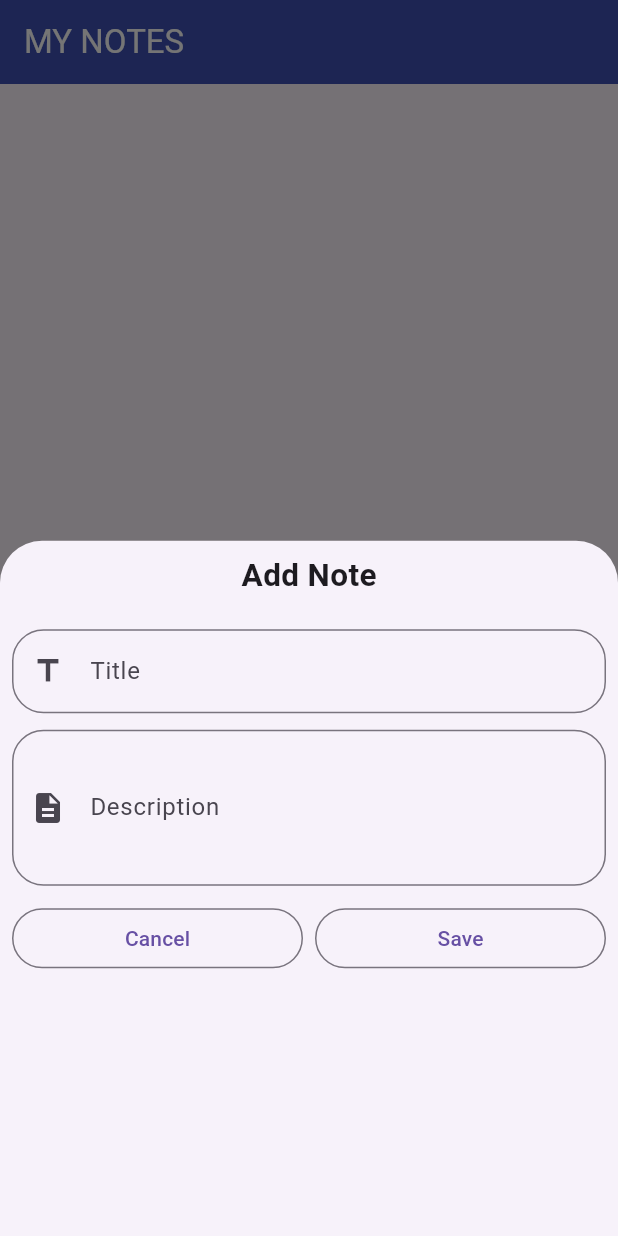
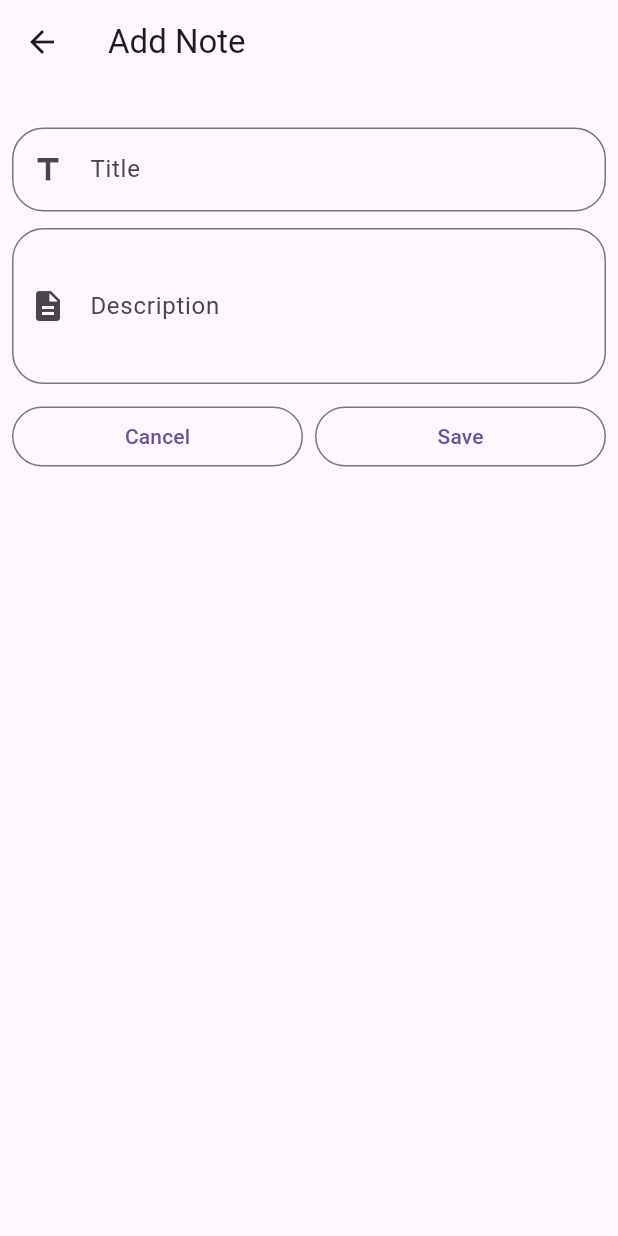
Before and after one commit to AbhishekShedge2004/notes_app, a Flutter app: the screen it shows after launch, after a tap on "Add First Note", on a phone screen of 412 x 824 dp. Run offline on Flutter 3.47's test engine with Material 3 defaults, Android fonts, the phone set to English and light mode, and no system bars; our stand-ins replace sqflite; accounts and stored records are empty.

Commit message:
note app with provider

```diff
--- /dev/null
+++ b/lib/add_note_page.dart
@@ -0,0 +1,107 @@
+import "package:database_sqflite/db_helper.dart";
+import "package:database_sqflite/db_provider.dart";
+import "package:flutter/material.dart";
+import "package:provider/provider.dart";
+class AddNotePage extends StatelessWidget{
+  bool isUpdate;
+  int id;
+  String title;
+  String desc;
+  DBHelper dbHelper = DBHelper.getInstance();
+  TextEditingController titleController = TextEditingController();
+  TextEditingController descController = TextEditingController();
+
+  AddNotePage({this.isUpdate = false, this.id = 0, this.title = "", this.desc = ""});
+
+  @override
+  Widget build(BuildContext context){
+
+    if(isUpdate){
+      titleController.text = title;
+      descController.text = desc;
+    }
+
+    return Scaffold(
+      appBar: AppBar(
+        title:   Text(
+          isUpdate ? "Update Note" : "Add Note",
+        ),
+      ),
+      body: Container(
+        width: double.infinity,
+        padding: EdgeInsets.all(8),
+        child: Column(
+          children: [
+            SizedBox(height: 21),
+            TextField(
+              controller: titleController,
+              decoration: InputDecoration(
+                border: OutlineInputBorder(
+                  borderRadius: BorderRadius.circular(21),
+                ),
+                prefixIcon: Icon(Icons.title),
+                hintText: "Enter Note Title",
+                label: Text("Title"),
+              ),
+            ),
+            SizedBox(height: 11),
+            TextField(
+              controller: descController,
+              maxLines: 3,
+              decoration: InputDecoration(
+                border: OutlineInputBorder(
+                  borderRadius: BorderRadius.circular(21),
+                ),
+                hintText: "Enter Note Description",
+                label: Text("Description"),
+                prefixIcon: Icon(Icons.description),
+              ),
+            ),
+            SizedBox(height: 11),
+            Row(
+              children: [
+                Expanded(
+                  child: OutlinedButton(
+                    onPressed: () {
+
+                      Navigator.pop(context);
+
+                    },
+                    child: Text("Cancel"),
+                  ),
+                ),
+                SizedBox(width: 8),
+                Expanded(
+                  child: OutlinedButton(
+                    onPressed: () async {
+                      if (isUpdate) {
+                        context.read<DBProvider>().updateNote(
+                            mTitle: titleController.text,
+                            mDesc: descController.text,
+                            mCreatedAt: DateTime.now().millisecondsSinceEpoch.toString(),
+                            mId: id
+                        );
+
+                      } else {
+                        context.read<DBProvider>().addNote(
+                          mTitle: titleController.text,
+                          mDesc: descController.text,
+                          mCreatedAt: DateTime.now().millisecondsSinceEpoch.toString()
+                        );
+                      }
+                      Navigator.pop(context);
+
+                    },
+                    child: Text(isUpdate ? "Update" : "Save"),
+                  ),
+                ),
+              ],
+            ),
+          ],
+        ),
+      ),
+
+    );
+  }
+
+}
--- a/lib/db_helper.dart
+++ b/lib/db_helper.dart
@@ -8,8 +8,10 @@ class DBHelper{
   //1. creating a private constructor
   DBHelper._();
 
+  static final DBHelper _instance = DBHelper._();
+
   //2. globally distribute
-  static DBHelper getInstance() => DBHelper._();
+  static DBHelper getInstance() => _instance;
 
   Database? mDB;
 
@@ -53,7 +55,7 @@ class DBHelper{
   Future<List<Map<String, dynamic>>> getAllNotes() async{
     Database db = await getDB();
 
-    List<Map<String, dynamic>> mData = await db.query(TABLE_NOTE_NAME);
+    List<Map<String, dynamic>> mData = await db.query(TABLE_NOTE_NAME, );
 
     return mData;
   }
--- /dev/null
+++ b/lib/db_provider.dart
@@ -0,0 +1,58 @@
+import 'package:database_sqflite/db_helper.dart';
+import 'package:flutter/material.dart';
+
+class DBProvider extends ChangeNotifier{
+
+  DBHelper dbHelper;
+  DBProvider({required this.dbHelper});
+
+
+  //data
+  List<Map<String,dynamic>> _mData = [];
+
+  //insert
+  void addNote({required String mTitle, required String mDesc, required String mCreatedAt}) async{
+    bool check = await dbHelper.addNote(
+        title: mTitle,
+        desc: mDesc,
+        createdAt: mCreatedAt
+    );
+    if(check){
+      _mData = await dbHelper.getAllNotes();
+      notifyListeners();
+    }
+  }
+
+  List<Map<String,dynamic>> getAllNotes() => _mData;
+
+  //fetch initial notes
+  void getInitialNotes() async{
+    _mData = await dbHelper.getAllNotes();
+    notifyListeners();
+  }
+
+  void updateNote({required String mTitle, required String mDesc, required String mCreatedAt, required int mId}) async{
+    bool check = await dbHelper.updateNote(
+        updatedTitle: mTitle,
+        updatedDesc: mDesc,
+        updatedAt: mCreatedAt,
+        id: mId
+    );
+    if(check){
+      _mData = await dbHelper.getAllNotes();
+      notifyListeners();
+    }
+  }
+
+  void deleteNote({required int mId}) async{
+    bool check = await dbHelper.deleteNote(id: mId);
+    if(check){
+      _mData = await dbHelper.getAllNotes();
+      notifyListeners();
+    }
+  }
+
+
+
+
+}
--- a/lib/home_page.dart
+++ b/lib/home_page.dart
@@ -1,38 +1,30 @@
+import "package:database_sqflite/add_note_page.dart";
 import "package:database_sqflite/db_helper.dart";
+import "package:database_sqflite/db_provider.dart";
 import "package:flutter/material.dart";
 import "package:intl/intl.dart";
+import "package:provider/provider.dart";
 import "package:sqflite/sqflite.dart";
 
-class HomePage extends StatefulWidget {
-  State<HomePage> createState() => _HomePageState();
-}
-
-class _HomePageState extends State<HomePage> {
-  @override
-  void initState() {
-    super.initState();
-    getMyNotes();
-  }
+class HomePage extends StatelessWidget {
 
   List<Map<String, dynamic>> allNotes = [];
-  DBHelper dbHelper = DBHelper.getInstance();
-  TextEditingController titleController = TextEditingController();
-  TextEditingController descController = TextEditingController();
   DateFormat mFormat = DateFormat.yMd();
 
   @override
   Widget build(BuildContext context) {
 
-
+    context.read<DBProvider>().getInitialNotes();
 
     return Scaffold(
       appBar: AppBar(
         title: Text("MY NOTES"),
         backgroundColor: Colors.indigo,
         foregroundColor: Colors.white,
-        actions: [],
       ),
-      body: allNotes.isNotEmpty
+      body: Consumer<DBProvider>(builder: (_, provider, __){
+        allNotes = provider.getAllNotes();
+        return allNotes.isNotEmpty
             ? ListView.builder(
           itemCount: allNotes.length,
           itemBuilder: (context, index) {
@@ -40,42 +32,27 @@ class _HomePageState extends State<HomePage> {
               title: Row(
                 mainAxisAlignment: MainAxisAlignment.spaceBetween,
                 children: [
-                      Text(allNotes[index][DBHelper.COLUMN_NOTE_TITLE]),
-                      Text(mFormat.format(DateTime.fromMillisecondsSinceEpoch(int.parse(allNotes[index][DBHelper.COLUMN_NOTE_CREATE_AT]))), style: TextStyle(fontSize: 10),)
+                  Expanded(child: Text(allNotes[index][DBHelper.COLUMN_NOTE_TITLE], overflow: TextOverflow.ellipsis, maxLines: 2,)),
+                  Text(mFormat.format(DateTime.fromMillisecondsSinceEpoch(int.parse(allNotes[index][DBHelper.COLUMN_NOTE_CREATE_AT]))), style: TextStyle(fontSize: 10), )
                 ],
               ),
-                  subtitle: Text(allNotes[index][DBHelper.COLUMN_NOTE_DESC]),
+              subtitle: Text(allNotes[index][DBHelper.COLUMN_NOTE_DESC], maxLines: 3, overflow: TextOverflow.ellipsis,),
               trailing: Row(
                 mainAxisSize: MainAxisSize.min,
                 children: [
                   IconButton(
                     onPressed: () {
-                          titleController.text =
-                              allNotes[index][DBHelper.COLUMN_NOTE_TITLE];
-                          descController.text =
-                              allNotes[index][DBHelper.COLUMN_NOTE_DESC];
-                          showModalBottomSheet(
-                            context: context,
-                            builder: (context) {
-                              return getBottomSheetUi(
-                                isUpdate: true,
-                                id: allNotes[index][DBHelper.COLUMN_NOTE_ID],
-                              );
-                            },
-                            isDismissible: false,
-                            enableDrag: false
-                          );
+                      var title = allNotes[index][DBHelper.COLUMN_NOTE_TITLE];
+                      var desc = allNotes[index][DBHelper.COLUMN_NOTE_DESC];
+                      Navigator.push(context, MaterialPageRoute(builder: (context) => AddNotePage(isUpdate: true, id: allNotes[index][DBHelper.COLUMN_NOTE_ID], title: title, desc: desc,),));
+
                     },
                     icon: Icon(Icons.edit),
                   ),
                   IconButton(
                     onPressed: () async {
-                          bool check = await dbHelper.deleteNote(
-                            id: allNotes[index][DBHelper.COLUMN_NOTE_ID],
-                          );
-                          if (check) {
-                            getMyNotes();
-                          }
+                      context.read<DBProvider>().deleteNote(mId: allNotes[index][DBHelper.COLUMN_NOTE_ID]);
+
                     },
                     icon: Icon(Icons.delete, color: Colors.red),
                   ),
@@ -92,36 +69,20 @@ class _HomePageState extends State<HomePage> {
                 Text("No Notes yet"),
                 OutlinedButton(
                   onPressed: () {
-                        showModalBottomSheet(
-                          context: context,
-                          builder: (context) {
-                            return getBottomSheetUi();
-                          },
-                          isDismissible: false,
-                          enableDrag: false
-                        );
+                    Navigator.push(context, MaterialPageRoute(builder: (context) => AddNotePage(),));
+
                   },
                   child: Text("Add First Note"),
                 ),
               ],
             ),
           ),
-            ),
-
-      floatingActionButton: allNotes.isNotEmpty
+        );
+      }),
+      floatingActionButton: context.watch<DBProvider>().getAllNotes().isNotEmpty
           ? FloatingActionButton(
               onPressed: () async {
-                titleController.clear();
-                descController.clear();
-
-                showModalBottomSheet(
-                  context: context,
-                  isDismissible: false,
-                  enableDrag: false,
-                  builder: (context) {
-                    return getBottomSheetUi();
-                  },
-                );
+              Navigator.push(context, MaterialPageRoute(builder: (context) => AddNotePage(),));
               },
               child: Icon(Icons.add),
             )
@@ -129,88 +90,4 @@ class _HomePageState extends State<HomePage> {
     );
   }
 
-  Future<void> getMyNotes() async {
-    allNotes = await dbHelper.getAllNotes();
-    setState(() {});
 }
-
-  Widget getBottomSheetUi({int id = 0, isUpdate = false}) {
-    return Container(
-      width: double.infinity,
-      padding: EdgeInsets.all(8),
-      child: Column(
-        children: [
-          Text(
-            isUpdate ? "Update Note" : "Add Note",
-            style: TextStyle(fontSize: 21, fontWeight: FontWeight.bold),
-          ),
-          SizedBox(height: 21),
-          TextField(
-            controller: titleController,
-            decoration: InputDecoration(
-              border: OutlineInputBorder(
-                borderRadius: BorderRadius.circular(21),
-              ),
-              prefixIcon: Icon(Icons.title),
-              hintText: "Enter Note Title",
-              label: Text("Title"),
-            ),
-          ),
-          SizedBox(height: 11),
-          TextField(
-            controller: descController,
-            maxLines: 3,
-            decoration: InputDecoration(
-              border: OutlineInputBorder(
-                borderRadius: BorderRadius.circular(21),
-              ),
-              hintText: "Enter Note Description",
-              label: Text("Description"),
-              prefixIcon: Icon(Icons.description),
-            ),
-          ),
-          SizedBox(height: 11),
-          Row(
-            children: [
-              Expanded(
-                child: OutlinedButton(
-                  onPressed: () {
-                    Navigator.pop(context);
-                  },
-                  child: Text("Cancel"),
-                ),
-              ),
-              SizedBox(width: 8),
-              Expanded(
-                child: OutlinedButton(
-                  onPressed: () async {
-                    bool check = false;
-                    if (isUpdate) {
-                      check = await dbHelper.updateNote(
-                        updatedTitle: titleController.text,
-                        updatedDesc: descController.text,
-                        updatedAt: DateTime.now().millisecondsSinceEpoch.toString(),
-                        id: id,
-                      );
-                    } else {
-                      check = await dbHelper.addNote(
-                        title: titleController.text,
-                        desc: descController.text,
-                        createdAt: DateTime.now().millisecondsSinceEpoch.toString()
-                      );
-                    }
-                    if (check) {
-                      getMyNotes();
-                      Navigator.pop(context);
-                    }
-                  },
-                  child: Text(isUpdate ? "Update" : "Save"),
-                ),
-              ),
-            ],
-          ),
-        ],
-      ),
-    );
-  }
-}
--- a/lib/main.dart
+++ b/lib/main.dart
@@ -1,7 +1,10 @@
+import "package:database_sqflite/db_helper.dart";
+import "package:database_sqflite/db_provider.dart";
 import "package:database_sqflite/home_page.dart";
 import "package:flutter/material.dart";
+import "package:provider/provider.dart";
 void main(){
-  runApp(MyApp());
+  runApp(ChangeNotifierProvider(create: (context) => DBProvider(dbHelper: DBHelper.getInstance()), child: MyApp(),));
 
 }
 
--- a/pubspec.yaml
+++ b/pubspec.yaml
@@ -38,6 +38,7 @@ dependencies:
   path: ^1.9.1
   path_provider: ^2.1.6
   intl: ^0.20.3
+  provider: ^6.1.5+1
 
 dev_dependencies:
   flutter_test:
```
Also changed, not shown: pubspec.lock. Lines whose indentation alone changed are shown as unchanged.
